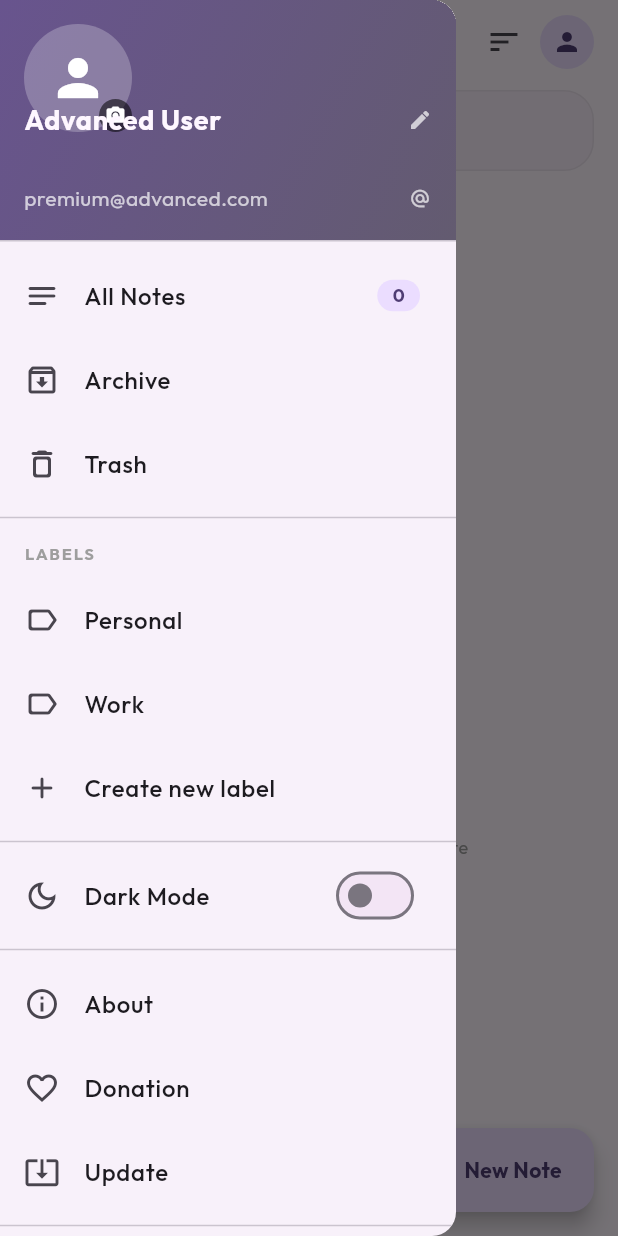
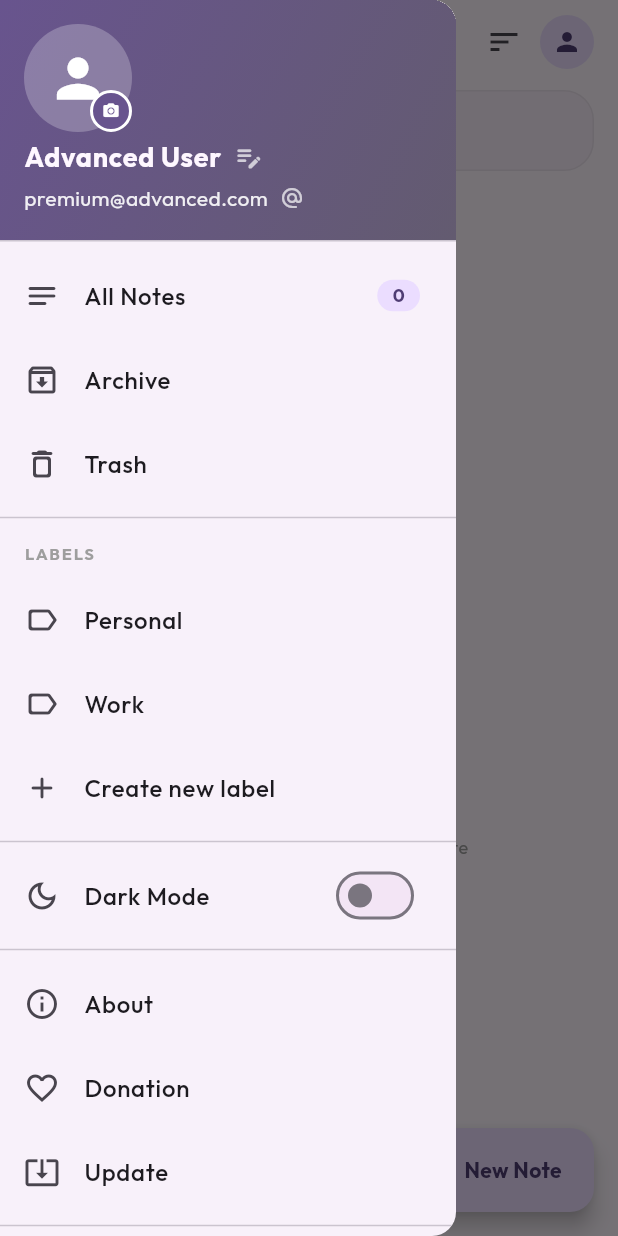
Before and after one commit to Souravsanyal1/advanced_notepad, a Flutter app: the screen it shows after launch, with the side drawer open, on a phone screen of 412 x 824 dp. Run offline on Flutter 3.47's test engine with Material 3 defaults, Android fonts, the phone set to English and light mode, and no system bars; drawn by our look-alikes of upgrader; our stand-ins replace cached_network_image, cloud_firestore, firebase_core, firebase_storage, flutter_staggered_animations, google_fonts and 2 more; accounts and stored records are empty.

Commit message:
Polish AppDrawer header: improved alignment and premium icons

```diff
--- a/lib/widgets/app_drawer.dart
+++ b/lib/widgets/app_drawer.dart
@@ -167,66 +167,61 @@ class _AppDrawerState extends State<AppDrawer> {
               onTap: _isUploadingProfile ? null : _pickAndUploadProfilePhoto,
               child: Stack(
                 children: [
-                  CircleAvatar(
-                    radius: 36,
+                   CircleAvatar(
+                    radius: 40,
                     backgroundColor: Colors.white24,
                     backgroundImage: _profileImageUrl != null
                         ? CachedNetworkImageProvider(_profileImageUrl!)
                         : null,
                     child: _profileImageUrl == null && !_isUploadingProfile
-                        ? const Icon(Icons.person, size: 40, color: Colors.white)
+                        ? const Icon(Icons.person, size: 42, color: Colors.white)
                         : null,
                   ),
                   if (_isUploadingProfile)
                     const Center(
                       child: CircularProgressIndicator(color: Colors.white, strokeWidth: 2),
                     ),
-                  Positioned(
+                   Positioned(
                     bottom: 0,
                     right: 0,
                     child: Container(
-                      padding: const EdgeInsets.all(4),
+                      padding: const EdgeInsets.all(6),
                       decoration: BoxDecoration(
-                        color: Colors.black54,
+                        color: theme.colorScheme.primary,
                         shape: BoxShape.circle,
+                        border: Border.all(color: Colors.white, width: 2),
                       ),
-                      child: const Icon(Icons.camera_alt, size: 14, color: Colors.white),
+                      child: const Icon(Icons.camera_alt, size: 12, color: Colors.white),
                     ),
                   ),
                 ],
               ),
             ),
             accountName: Row(
+              mainAxisSize: MainAxisSize.min,
               children: [
-                Expanded(
-                  child: Text(
-                    _userName,
-                    style: GoogleFonts.outfit(fontWeight: FontWeight.bold, fontSize: 18),
-                    overflow: TextOverflow.ellipsis,
-                  ),
+                Text(
+                  _userName,
+                  style: GoogleFonts.outfit(fontWeight: FontWeight.bold, fontSize: 18),
                 ),
-                IconButton(
-                  icon: const Icon(Icons.edit, size: 16, color: Colors.white70),
-                  onPressed: _editName,
-                  padding: EdgeInsets.zero,
-                  constraints: const BoxConstraints(),
+                const SizedBox(width: 8),
+                InkWell(
+                  onTap: _editName,
+                  child: const Icon(Icons.edit_note_rounded, size: 20, color: Colors.white70),
                 ),
               ],
             ),
             accountEmail: Row(
+              mainAxisSize: MainAxisSize.min,
               children: [
-                Expanded(
-                  child: Text(
-                    _userEmail,
-                    style: GoogleFonts.outfit(fontSize: 14, color: Colors.white70),
-                    overflow: TextOverflow.ellipsis,
-                  ),
+                Text(
+                  _userEmail,
+                  style: GoogleFonts.outfit(fontSize: 14, color: Colors.white.withOpacity(0.9)),
                 ),
-                IconButton(
-                  icon: const Icon(Icons.alternate_email, size: 14, color: Colors.white70),
-                  onPressed: _editEmail,
-                  padding: EdgeInsets.zero,
-                  constraints: const BoxConstraints(),
+                const SizedBox(width: 8),
+                InkWell(
+                  onTap: _editEmail,
+                  child: const Icon(Icons.alternate_email_rounded, size: 16, color: Colors.white70),
                 ),
               ],
             ),
```
